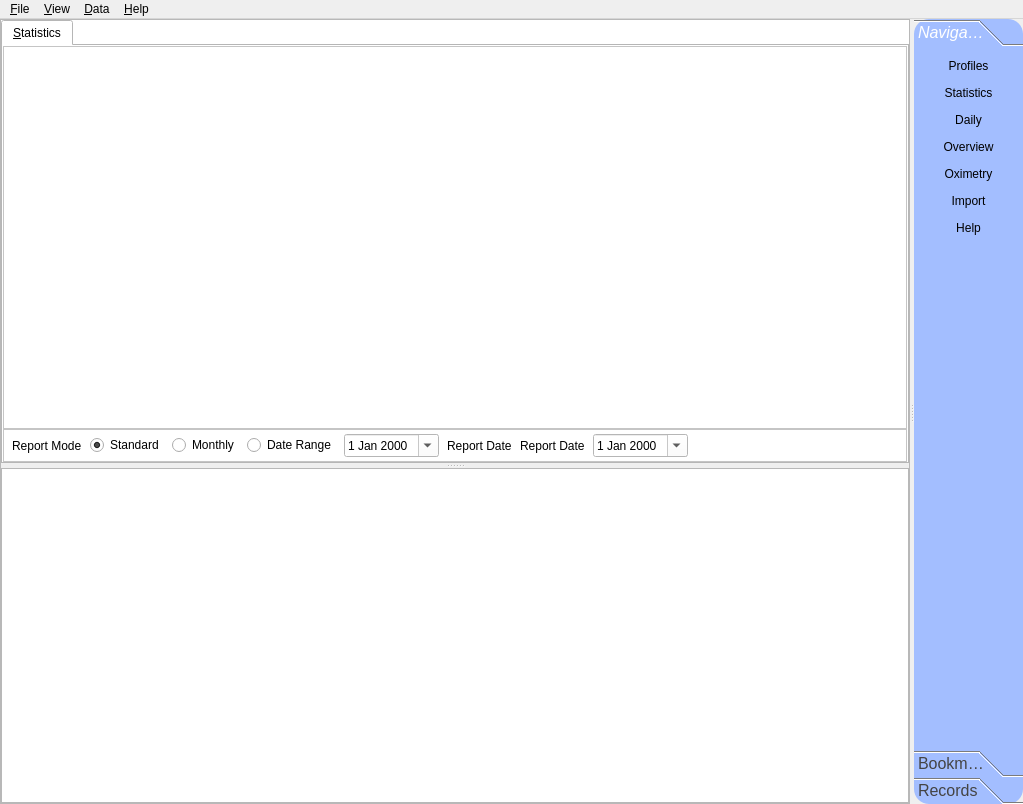
Qt form oscar/mainwindow.ui (littleyoda/oscar) before a commit.
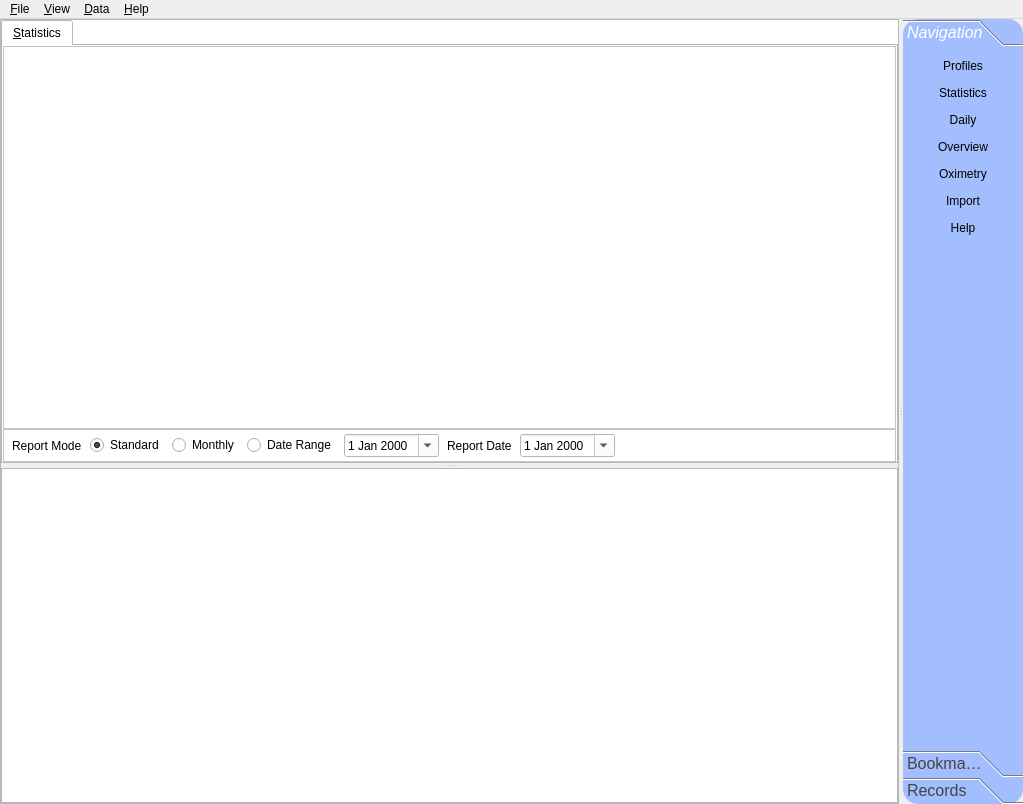
The same form after that commit. Icons and pictures are not drawn. Custom widgets are drawn as their Qt base class.

```diff
--- a/oscar/mainwindow.ui
+++ b/oscar/mainwindow.ui
@@ -610,10 +610,6 @@
                <property name="text">
                 <string>Report Date</string>
                </property>
-              </widget>
-             </item>
-             <item>
-              <widget class="QLabel" name="statEnableEndDisplay">
                <property name="text">
                 <string>Report Date</string>
                </property>
```
Left out of the diff: 13 changed lines with no effect on the pictures.
